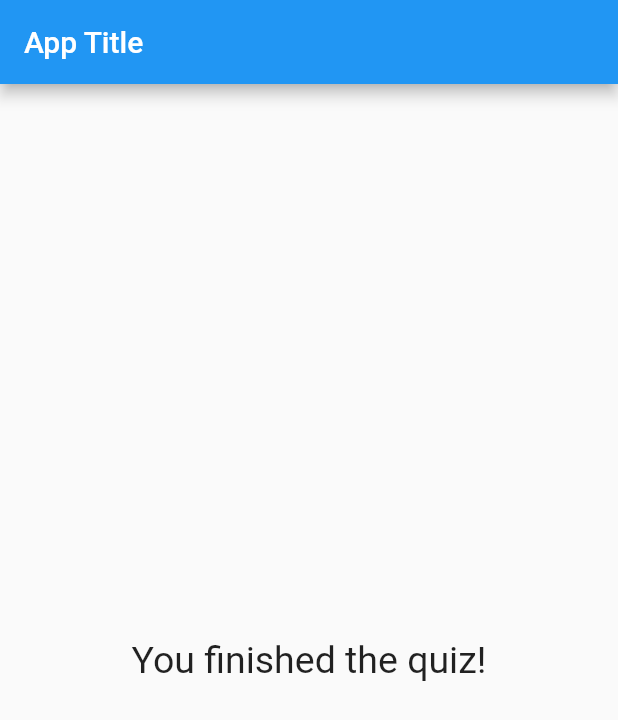
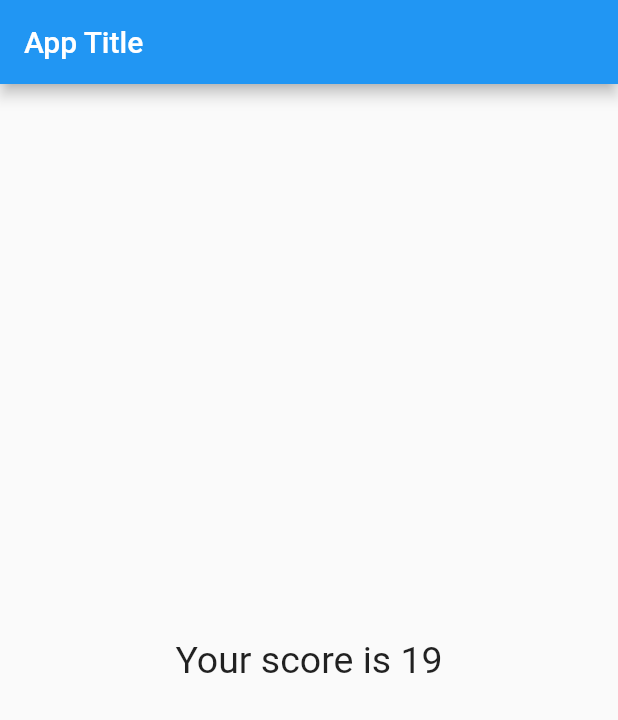
Before and after one commit to yaser-eftekhari/flutter-quiz, a Flutter app: the screen it shows after launch, after a tap on "Volleyball", after a tap on "Paris", after a tap on "Dark Knight", on a phone screen of 412 x 824 dp. Shown: the top 720 px of the screen. Run offline on Flutter 3.47's test engine with Material 2 defaults, Android fonts, the phone set to English and light mode, and no system bars.

Commit message:
reformating quiz and results into separate widgets

```diff
--- a/lib/main.dart
+++ b/lib/main.dart
@@ -1,7 +1,7 @@
 import 'package:flutter/material.dart';
 
-import './question.dart';
-import './answer.dart';
+import './quiz.dart';
+import './result.dart';
 
 void main() => runApp(App());
 
@@ -13,27 +13,47 @@ class App extends StatefulWidget {
 }
 
 class _AppState extends State<App> {
-  void onPressAction() {
+  void onPressAction(int score) {
     setState(() {
       _questionIndex++;
     });
+    _totalScore += score;
   }
 
   var _questionIndex = 0;
+  var _totalScore = 0;
+
   final _qaList = const [
     {
       "question": "What is your favorite sport?",
-      "answers": ["Volleyball", "Hockey", "Basketball", "Soccer"],
+      "answers": [
+        {"text": "Volleyball", "score": 10},
+        {"text": "Hockey", "score": 6},
+        {"text": "Basketball", "score": 3},
+        {"text": "Soccer", "score": 1}
+      ],
     },
     {
       "question": "What is your favorite city?",
-      "answers": ["Ottawa", "Paris", "Rome", "Amsterdam"],
+      "answers": [
+        {"text": "Ottawa", "score": 10},
+        {"text": "Paris", "score": 6},
+        {"text": "Rome", "score": 3},
+        {"text": "Amsterdam", "score": 1}
+      ],
     },
     {
       "question": "What is your favorite movie?",
-      "answers": ["If Only", "Lupin", "Dark Knight", "God Father"],
+      "answers": [
+        {"text": "If Only", "score": 10},
+        {"text": "Lupin", "score": 6},
+        {"text": "Dark Knight", "score": 3},
+        {"text": "God Father", "score": 1}
+      ],
     },
   ];
+
+  final _scores = const [10, 6, 3, 1];
 
   @override
   Widget build(BuildContext context) {
@@ -43,27 +63,12 @@ class _AppState extends State<App> {
           title: Text("App Title"),
         ),
         body: _questionIndex < _qaList.length
-            ? Column(
-                // crossAxisAlignment: CrossAxisAlignment.stretch,
-                children: [
-                  Question(_qaList[_questionIndex]["question"] as String),
-                  // The three dots here spreads the list of Answer widgets to individual Answers to be included as children
-                  // The map operates on the list of answers and dynamically generates the Answer widgets
-                  ...(_qaList[_questionIndex]["answers"] as List<String>)
-                      .map((answer) {
-                    return Answer(
-                      onPressCB: onPressAction,
-                      buttonText: answer,
-                    );
-                  })
-                ],
+            ? Quiz(
+                questionIndex: _questionIndex,
+                onPressCB: onPressAction,
+                qaList: _qaList,
               )
-            : Center(
-                child: Text(
-                  "You finished the quiz!",
-                  style: TextStyle(fontSize: 25),
-                ),
-              ),
+            : Result(_totalScore),
       ),
     );
   }
--- /dev/null
+++ b/lib/quiz.dart
@@ -0,0 +1,31 @@
+import 'package:flutter/material.dart';
+
+import './answer.dart';
+import './question.dart';
+
+class Quiz extends StatelessWidget {
+  final int questionIndex;
+  final List<Map<String, Object>> qaList;
+  final void Function(int) onPressCB;
+
+  Quiz({required this.questionIndex, required this.onPressCB, required this.qaList});
+
+  @override
+  Widget build(BuildContext context) {
+    return Column(
+      // crossAxisAlignment: CrossAxisAlignment.stretch,
+      children: [
+        Question(qaList[questionIndex]["question"] as String),
+        // The three dots here spreads the list of Answer widgets to individual Answers to be included as children
+        // The map operates on the list of answers and dynamically generates the Answer widgets
+        ...(qaList[questionIndex]["answers"] as List<Map<String, Object>>)
+            .map((answer) {
+          return Answer(
+            onPressCB: () => onPressCB(answer["score"] as int),
+            buttonText: answer["text"] as String,
+          );
+        })
+      ],
+    );
+  }
+}
--- /dev/null
+++ b/lib/result.dart
@@ -0,0 +1,17 @@
+import 'package:flutter/material.dart';
+
+class Result extends StatelessWidget {
+  final int totalScore;
+
+  Result(this.totalScore);
+
+  @override
+  Widget build(BuildContext context) {
+    return Center(
+      child: Text(
+        "Your score is $totalScore",
+        style: TextStyle(fontSize: 25),
+      ),
+    );
+  }
+}
```
